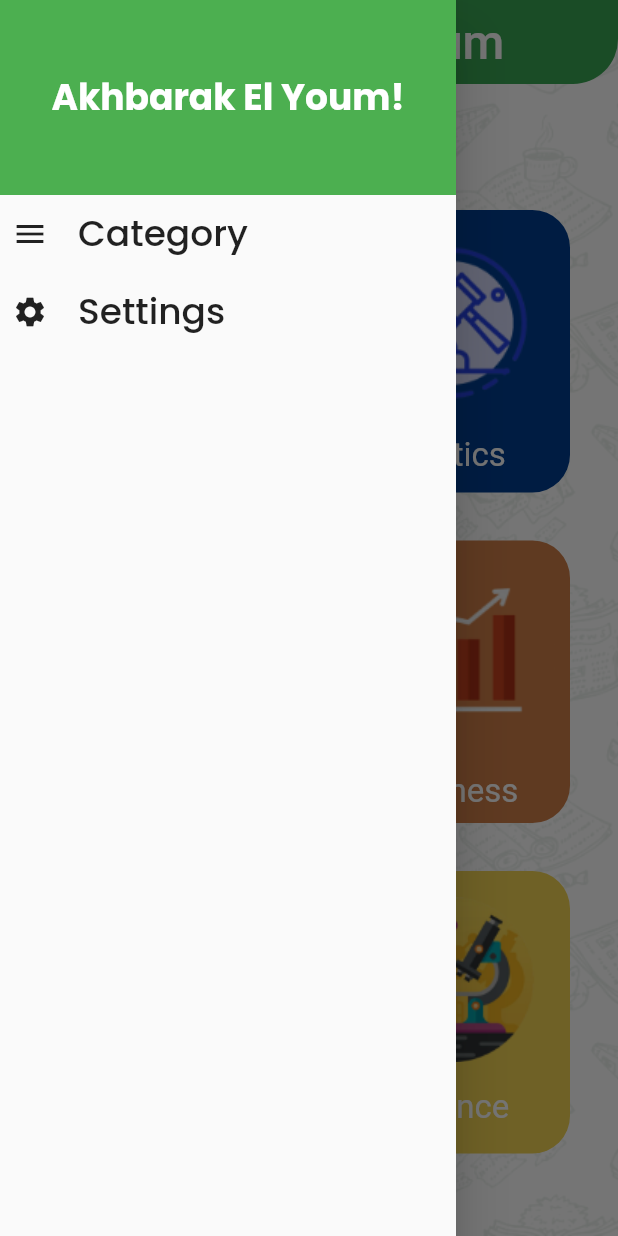
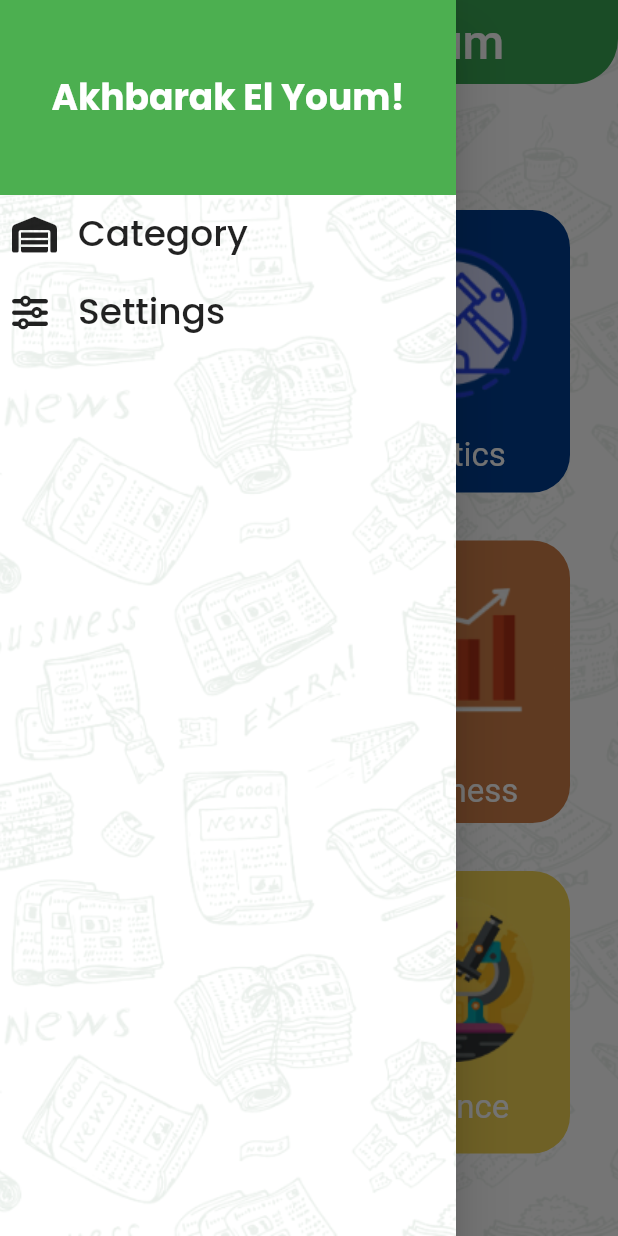
Before and after one commit to HusseinMohamed99/Akhbarak_El_Youm, a Flutter app: the screen it shows after launch, with the side drawer open, on a phone screen of 412 x 824 dp. Run offline on Flutter 3.47's test engine with Material 2 defaults, Android fonts, the phone set to English and light mode, and no system bars; our stand-ins replace animated_text_kit, flutter_screenutil, font_awesome_flutter, google_fonts, share_plus, shared_preferences; Roboto replaces fonts that are missing (Exo).

Commit message:
+ Splash Screen + Home Screen UI + Settings Screen UI + MyTheme + Responsive Design

```diff
--- a/lib/View/Mobile/HomeScreen/home_screen.dart
+++ b/lib/View/Mobile/HomeScreen/home_screen.dart
@@ -4,6 +4,7 @@ import 'package:akhbarak_el_youm/View/Mobile/NewsScreen/news_screen.dart';
 import 'package:akhbarak_el_youm/View/Mobile/Settings/settings_screen.dart';
 import 'package:akhbarak_el_youm/View/Mobile/Widget/grid_view.dart';
 import 'package:flutter/material.dart';
+import 'package:font_awesome_flutter/font_awesome_flutter.dart';
 import 'package:google_fonts/google_fonts.dart';
 
 class HomeScreen extends StatefulWidget {
@@ -76,7 +77,20 @@ class _HomeScreenState extends State<HomeScreen> {
             )),
           ),
           drawer: Drawer(
-            child: Column(
+
+            child: Stack(
+              children: [
+                Container(
+                  color: Colors.white,
+                  width: double.infinity,
+                  height: double.infinity,
+                  child: Image.asset(
+                    'assets/images/pattern.png',
+                    fit: BoxFit.cover,
+                  ),
+
+                ),
+                Column(
                   children: [
                     Container(
                       alignment: Alignment.center,
@@ -104,7 +118,7 @@ class _HomeScreenState extends State<HomeScreen> {
                         padding: const EdgeInsets.all(8.0),
                         child: Row(
                           children: [
-                        const Icon(Icons.menu),
+                            const Icon(FontAwesomeIcons.warehouse),
                             const Space(width: 20, height: 0),
                             Text(
                               'Category',
@@ -125,7 +139,7 @@ class _HomeScreenState extends State<HomeScreen> {
                         padding: const EdgeInsets.all(8.0),
                         child: Row(
                           children: [
-                        const Icon(Icons.settings),
+                            const Icon(FontAwesomeIcons.sliders),
                             const Space(width: 20, height: 0),
                             Text(
                               'Settings',
@@ -137,6 +151,8 @@ class _HomeScreenState extends State<HomeScreen> {
                           ],
                         ),
                       ),
+                    ),
+                  ],
                 ),
               ],
             ),
```
Also changed, not shown: lib/generated/assets.dart. Lines whose indentation alone changed are shown as unchanged.
